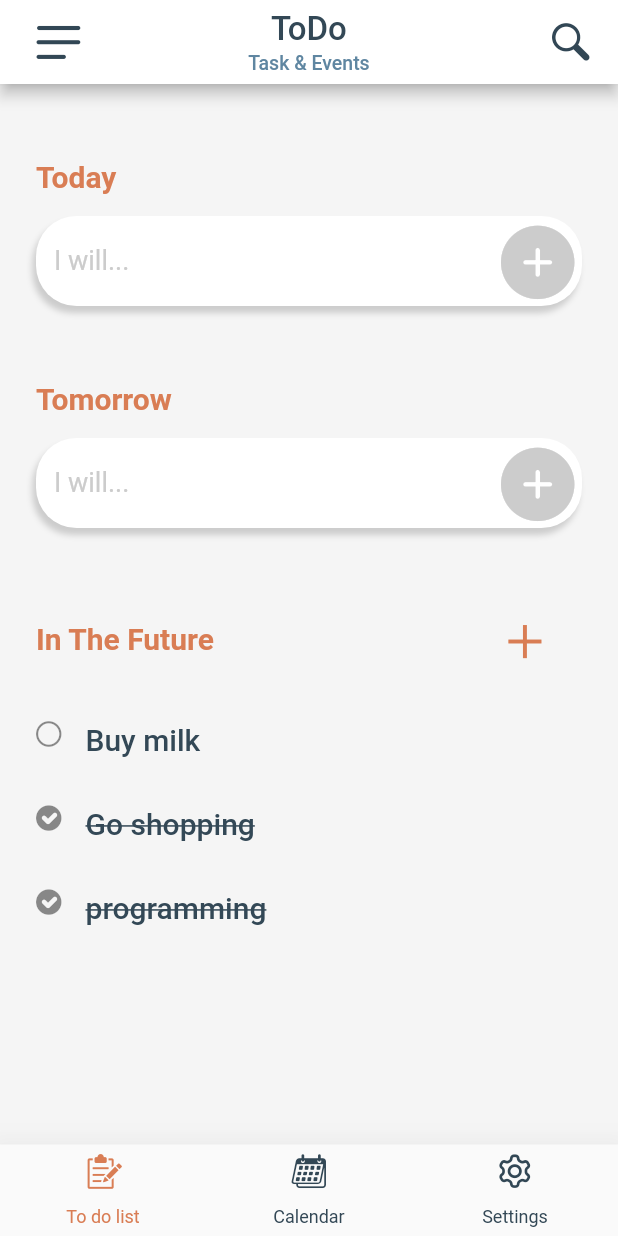
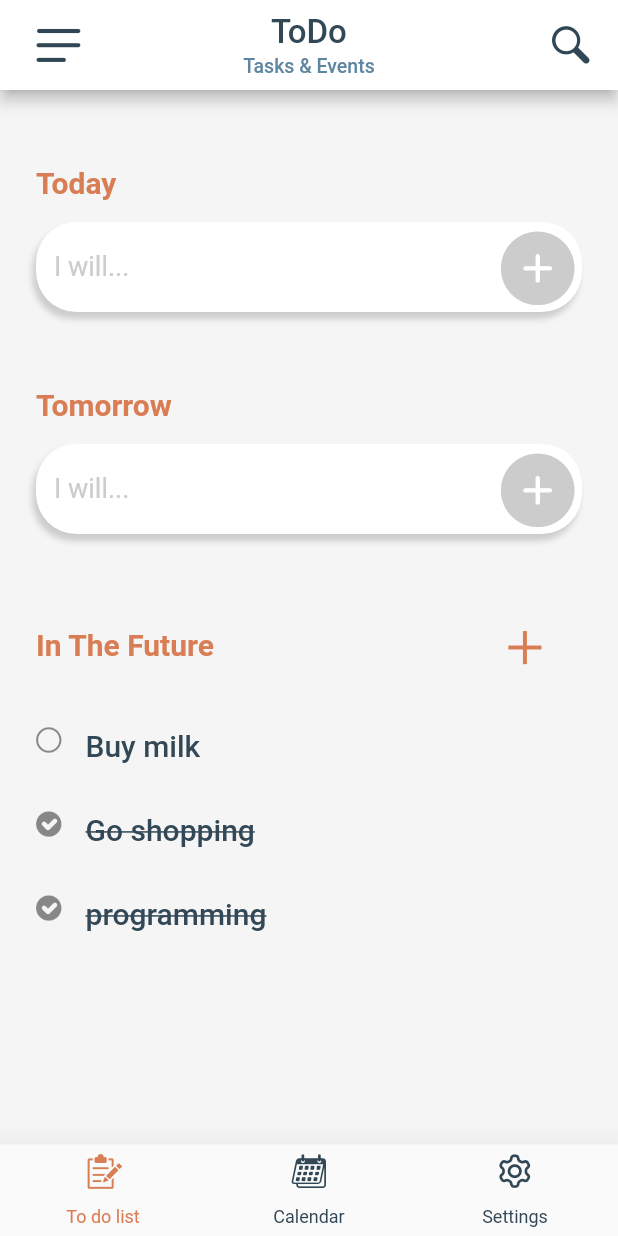
Before and after one commit to zmoghbel/ZiPlanner, a Flutter app: the screen it shows after launch, on a phone screen of 412 x 824 dp. Run offline on Flutter 3.47's test engine with Material 2 defaults, Android fonts, the phone set to English and light mode, and no system bars.

Commit message:
Ziplanner AppBar

```diff
--- /dev/null
+++ b/lib/components/ziplanner-appbar.dart
@@ -0,0 +1,59 @@
+import 'package:flutter/material.dart';
+import '../styles.dart';
+import '../zip-icons.dart';
+
+class ZiplannerAppBar extends StatelessWidget implements PreferredSizeWidget {
+  final double _prefferedHeight = 60.0;
+  final String title;
+  final String subtitle;
+
+  ZiplannerAppBar({this.title, this.subtitle});
+  @override
+  Widget build(BuildContext context) {
+    return AppBar(
+      toolbarHeight: _prefferedHeight,
+      centerTitle: true,
+      backgroundColor: Color(0XFFFFFFFF),
+      leading: IconButton(
+        padding: EdgeInsets.only(left: 15),
+        onPressed: () {
+          print('Hamburger menue was tapped');
+        },
+        icon: Icon(
+          ZipIcons.hamburger_menu,
+          color: Color(0xFF324755),
+          size: 22,
+        ),
+      ),
+      title: Column(
+        children: [
+          Text(
+            title,
+            style: kAppBarTitleStyle,
+          ),
+          SizedBox(height: 2),
+          Text(
+            subtitle,
+            style: kAppBarSubtitleStyle,
+          ),
+        ],
+      ),
+      actions: [
+        IconButton(
+          padding: EdgeInsets.only(right: 15),
+          icon: Icon(
+            ZipIcons.search,
+            color: Color(0xFF324755),
+            size: 25,
+          ),
+          onPressed: () {
+            print('search icon was tapped');
+          },
+        )
+      ],
+    );
+  }
+
+  @override
+  Size get preferredSize => Size.fromHeight(_prefferedHeight);
+}
```
Also changed, not shown: lib/pages/home-page.dart (+4 -110 lines).
